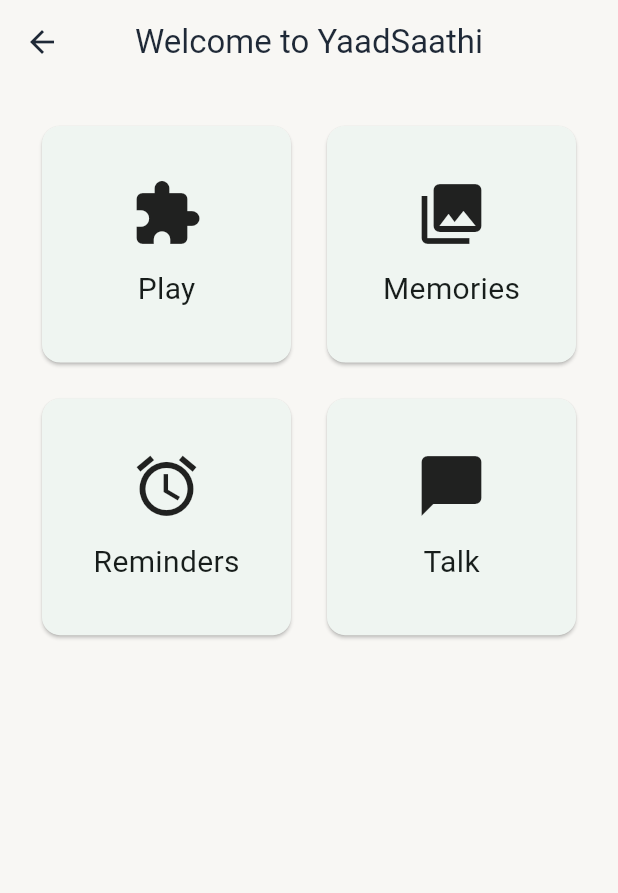
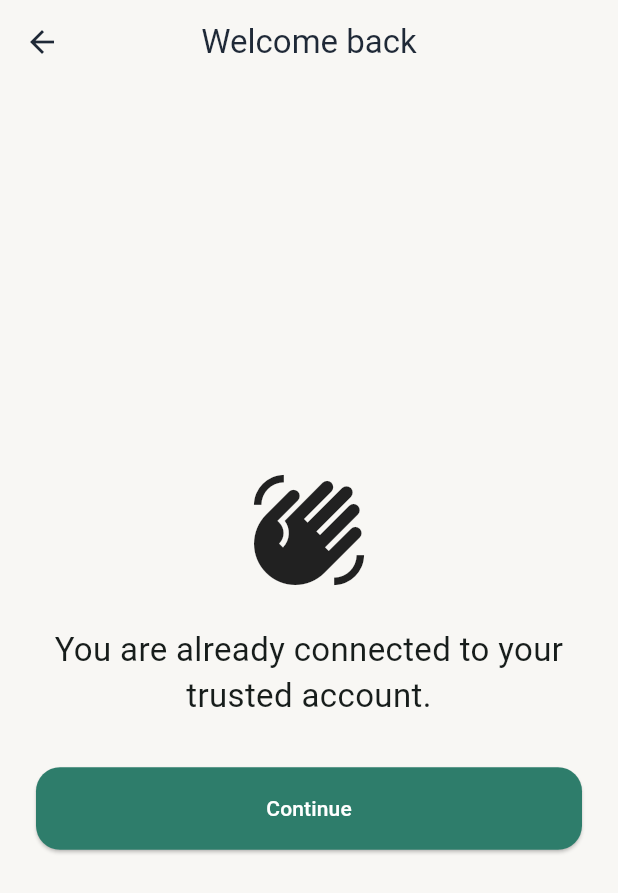
Before and after one commit to dipli2006/YaadSaathi, a Flutter app: the RoleSelectionScreen screen opened by its route, after a tap on "I am using it for myself", on a phone screen of 412 x 824 dp. Shown: the top 893 px of the screen. Run offline on Flutter 3.47's test engine with Material 3 defaults, Android fonts, the phone set to English and light mode, and no system bars.

Commit message:
Implement caregiver and elderly entry flows

```diff
--- a/frontend/lib/features/auth/elderly_login_screen.dart
+++ b/frontend/lib/features/auth/elderly_login_screen.dart
@@ -0,0 +1,60 @@
+import 'package:flutter/material.dart';
+
+import '../../core/routes/app_routes.dart';
+import '../../shared/services/trusted_session_service.dart';
+
+class ElderlyLoginScreen extends StatefulWidget {
+  const ElderlyLoginScreen({super.key});
+
+  @override
+  State<ElderlyLoginScreen> createState() => _ElderlyLoginScreenState();
+}
+
+class _ElderlyLoginScreenState extends State<ElderlyLoginScreen> {
+  bool _isLoading = false;
+
+  Future<void> _continueWithTrustedSession() async {
+    setState(() => _isLoading = true);
+    await TrustedSessionService.restore();
+    if (!mounted) {
+      return;
+    }
+    Navigator.pushReplacementNamed(context, AppRoutes.elderlyHome);
+  }
+
+  @override
+  Widget build(BuildContext context) {
+    return Scaffold(
+      appBar: AppBar(title: const Text('Welcome back')),
+      body: SafeArea(
+        child: Padding(
+          padding: const EdgeInsets.all(24),
+          child: Column(
+            crossAxisAlignment: CrossAxisAlignment.stretch,
+            mainAxisAlignment: MainAxisAlignment.center,
+            children: [
+              const Icon(Icons.waving_hand, size: 80),
+              const SizedBox(height: 24),
+              const Text(
+                'You are already connected to your trusted account.',
+                textAlign: TextAlign.center,
+                style: TextStyle(fontSize: 22),
+              ),
+              const SizedBox(height: 32),
+              ElevatedButton(
+                onPressed: _isLoading ? null : _continueWithTrustedSession,
+                child: _isLoading
+                    ? const SizedBox(
+                        height: 24,
+                        width: 24,
+                        child: CircularProgressIndicator(strokeWidth: 2),
+                      )
+                    : const Text('Continue'),
+              ),
+            ],
+          ),
+        ),
+      ),
+    );
+  }
+}
--- a/frontend/lib/features/auth/role_selection_screen.dart
+++ b/frontend/lib/features/auth/role_selection_screen.dart
@@ -20,7 +20,7 @@ class RoleSelectionScreen extends StatelessWidget {
               label: 'I am using it for myself',
               onPressed: () => Navigator.pushReplacementNamed(
                 context,
-                AppRoutes.elderlyHome,
+                AppRoutes.elderlyLogin,
               ),
             ),
             const SizedBox(height: 20),
--- a/frontend/lib/main.dart
+++ b/frontend/lib/main.dart
@@ -3,6 +3,7 @@ import 'package:flutter/material.dart';
 import 'core/routes/app_routes.dart';
 import 'core/theme/app_theme.dart';
 import 'features/auth/caregiver_login_screen.dart';
+import 'features/auth/elderly_login_screen.dart';
 import 'features/auth/role_selection_screen.dart';
 import 'features/caregiver/caregiver_dashboard_screen.dart';
 import 'features/elderly/elderly_home_screen.dart';
@@ -28,6 +29,7 @@ class YaadSaathiApp extends StatelessWidget {
         AppRoutes.splash: (_) => const SplashScreen(),
         AppRoutes.language: (_) => const LanguageScreen(),
         AppRoutes.roleSelection: (_) => const RoleSelectionScreen(),
+        AppRoutes.elderlyLogin: (_) => const ElderlyLoginScreen(),
         AppRoutes.elderlyHome: (_) => const ElderlyHomeScreen(),
         AppRoutes.caregiverLogin: (_) => const CaregiverLoginScreen(),
         AppRoutes.caregiverDashboard: (_) => const CaregiverDashboardScreen(),
--- /dev/null
+++ b/frontend/lib/shared/services/trusted_session_service.dart
@@ -0,0 +1,13 @@
+class TrustedSessionService {
+  TrustedSessionService._();
+
+  static bool _isRestored = false;
+
+  static bool get isRestored => _isRestored;
+
+  static Future<void> restore() async {
+    // Replace this local seam with persisted session/API restoration in CP-2.
+    await Future<void>.delayed(const Duration(milliseconds: 250));
+    _isRestored = true;
+  }
+}
```
